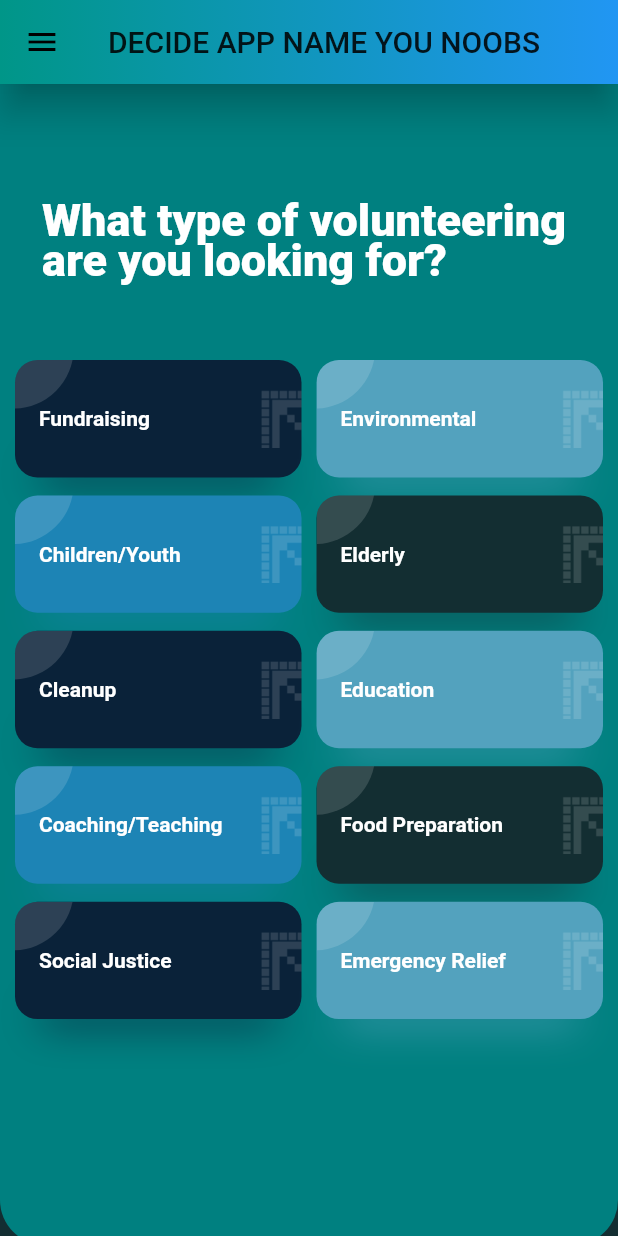
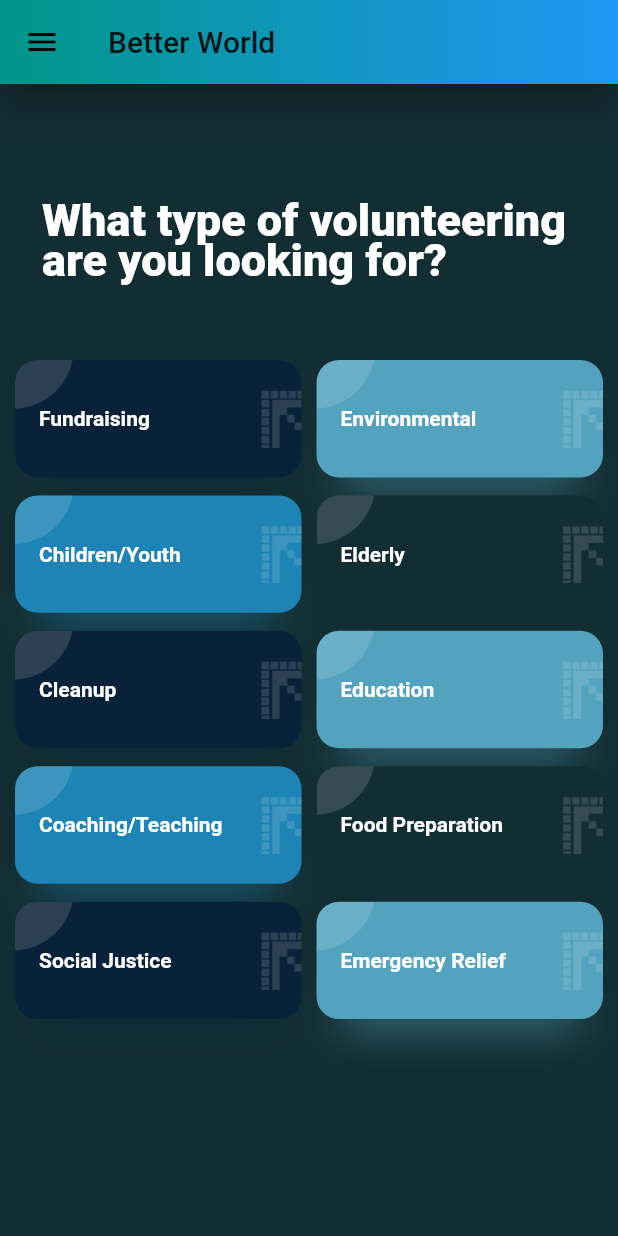
Before and after one commit to Tantan4321/Better-World, a Flutter app: the Home screen opened by its route, on a phone screen of 412 x 824 dp. Run offline on Flutter 3.47's test engine with Material 2 defaults, Android fonts, the phone set to English and light mode, and no system bars; our stand-ins replace gradient_app_bar; Roboto replaces fonts that are missing (Nunito).

Commit message:
changed backgrounds match

```diff
--- a/minnehack_app/lib/ui/home.dart
+++ b/minnehack_app/lib/ui/home.dart
@@ -55,7 +55,7 @@ class _HomeState extends State<Home> {
   Widget _buildCard() {
     return Container(
         decoration: BoxDecoration(
-          color: AppColors.darkTeal,
+          color: AppColors.darkBlue,
           borderRadius: BorderRadius.vertical(bottom: Radius.circular(30)),
         ),
         child: ListView(
@@ -91,7 +91,7 @@ class _HomeState extends State<Home> {
       appBar: GradientAppBar(
         elevation: 10.0,
         gradient: LinearGradient(colors: [Colors.teal, Colors.blue]),
-        title: Text('DECIDE APP NAME YOU NOOBS'),
+        title: Text('Better World'),
       ),
       backgroundColor: AppColors.darkBlue,
       body: Column(
```
